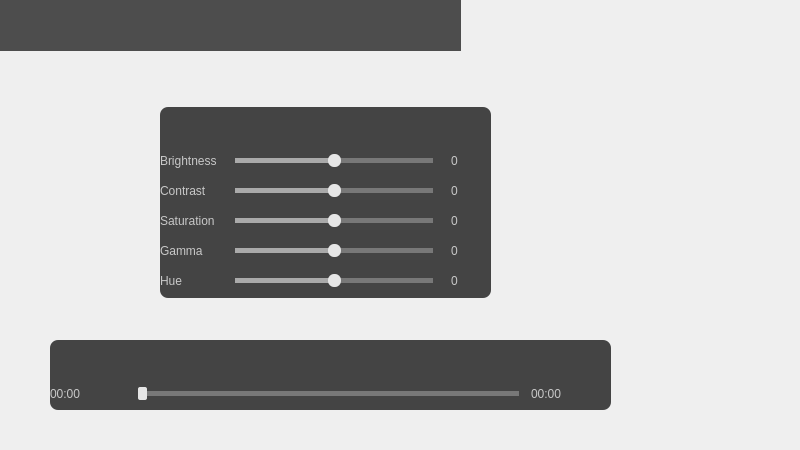
This is src/modernwindow.ui in coslyk/moonplayer as Qt 5 draws it before an edit. The edited form follows.
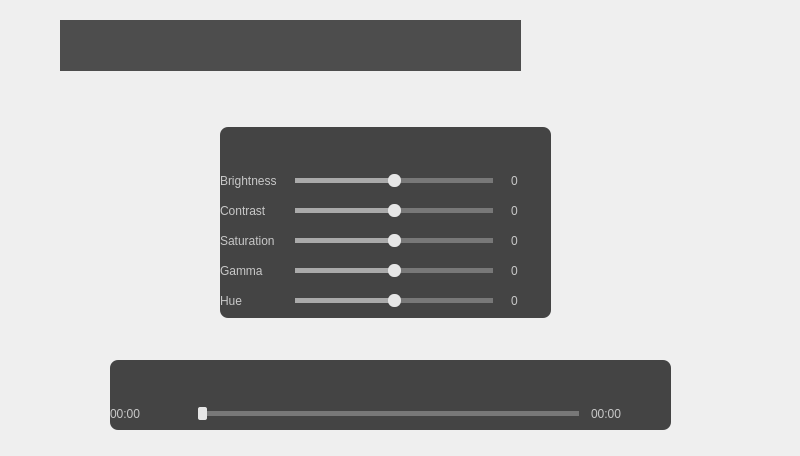
This is the edited form. Icons and pictures are not drawn.

Commit message: Use QMainWindow as top widget

What changed in the file:
```diff
--- a/src/modernwindow.ui
+++ b/src/modernwindow.ui
@@ -1,13 +1,13 @@
 <?xml version="1.0" encoding="UTF-8"?>
 <ui version="4.0">
  <class>ModernWindow</class>
- <widget class="QWidget" name="ModernWindow">
+ <widget class="QMainWindow" name="ModernWindow">
   <property name="geometry">
    <rect>
     <x>0</x>
     <y>0</y>
     <width>800</width>
-    <height>450</height>
+    <height>456</height>
    </rect>
   </property>
   <property name="focusPolicy">
@@ -16,11 +16,203 @@
   <property name="windowTitle">
    <string>MoonPlayer</string>
   </property>
+  <widget class="QWidget" name="centralwidget">
+   <widget class="QWidget" name="equalizerWidget" native="true">
+    <property name="geometry">
+     <rect>
+      <x>220</x>
+      <y>127</y>
+      <width>331</width>
+      <height>191</height>
+     </rect>
+    </property>
+    <property name="styleSheet">
+     <string notr="true">QWidget#equalizerWidget {
+    background: rgba(50, 50, 50, 230);
+    border-radius: 8px;
+}
+
+QLabel {
+    color: rgb(200, 200, 200);
+}
+
+QSlider::groove:horizontal {
+    height: 1px;
+    margin: 0px 0px;
+    left: 12px; right: 12px;
+    border: 2px solid #999999;
+}
+QSlider::handle:horizontal {
+    border: 0px solid #5c5c5c;
+    border-radius: 6px;
+    background: rgb(230, 230, 230);
+    width: 13px;
+    margin: -6px -6px -6px -6px;
+}
+QSlider::sub-page:horizontal{
+    background: rgb(170, 170, 170);
+}
+QSlider::add-page:horizontal{
+    background: rgb(120, 120, 120);
+}</string>
+    </property>
+    <layout class="QGridLayout" name="gridLayout_2">
+     <item row="2" column="2">
+      <widget class="QLabel" name="constrastLabel">
+       <property name="text">
+        <string>0</string>
+       </property>
+      </widget>
+     </item>
+     <item row="1" column="2">
+      <widget class="QLabel" name="brightnessLabel">
+       <property name="text">
+        <string>0</string>
+       </property>
+      </widget>
+     </item>
+     <item row="4" column="0">
+      <widget class="QLabel" name="label_4">
+       <property name="text">
+        <string>Gamma</string>
+       </property>
+      </widget>
+     </item>
+     <item row="5" column="1">
+      <widget class="QSlider" name="hueSlider">
+       <property name="minimum">
+        <number>-10</number>
+       </property>
+       <property name="maximum">
+        <number>10</number>
+       </property>
+       <property name="orientation">
+        <enum>Qt::Horizontal</enum>
+       </property>
+      </widget>
+     </item>
+     <item row="4" column="2">
+      <widget class="QLabel" name="gammaLabel">
+       <property name="text">
+        <string>0</string>
+       </property>
+      </widget>
+     </item>
+     <item row="3" column="2">
+      <widget class="QLabel" name="saturationLabel">
+       <property name="text">
+        <string>0</string>
+       </property>
+      </widget>
+     </item>
+     <item row="5" column="0">
+      <widget class="QLabel" name="label_5">
+       <property name="text">
+        <string>Hue</string>
+       </property>
+      </widget>
+     </item>
+     <item row="2" column="0">
+      <widget class="QLabel" name="label_2">
+       <property name="text">
+        <string>Contrast</string>
+       </property>
+      </widget>
+     </item>
+     <item row="1" column="0">
+      <widget class="QLabel" name="label">
+       <property name="text">
+        <string>Brightness</string>
+       </property>
+      </widget>
+     </item>
+     <item row="2" column="1">
+      <widget class="QSlider" name="contrastSlider">
+       <property name="minimum">
+        <number>-10</number>
+       </property>
+       <property name="maximum">
+        <number>10</number>
+       </property>
+       <property name="orientation">
+        <enum>Qt::Horizontal</enum>
+       </property>
+      </widget>
+     </item>
+     <item row="0" column="2">
+      <widget class="QPushButton" name="hideEqualizerButton">
+       <property name="toolTip">
+        <string>Close</string>
+       </property>
+       <property name="icon">
+        <iconset resource="icons.qrc">
+         <normaloff>:/modern_ui/close.png</normaloff>:/modern_ui/close.png</iconset>
+       </property>
+       <property name="flat">
+        <bool>true</bool>
+       </property>
+      </widget>
+     </item>
+     <item row="3" column="1">
+      <widget class="QSlider" name="saturationSlider">
+       <property name="minimum">
+        <number>-10</number>
+       </property>
+       <property name="maximum">
+        <number>10</number>
+       </property>
+       <property name="orientation">
+        <enum>Qt::Horizontal</enum>
+       </property>
+      </widget>
+     </item>
+     <item row="4" column="1">
+      <widget class="QSlider" name="gammaSlider">
+       <property name="minimum">
+        <number>-10</number>
+       </property>
+       <property name="maximum">
+        <number>10</number>
+       </property>
+       <property name="orientation">
+        <enum>Qt::Horizontal</enum>
+       </property>
+      </widget>
+     </item>
+     <item row="5" column="2">
+      <widget class="QLabel" name="hueLabel">
+       <property name="text">
+        <string>0</string>
+       </property>
+      </widget>
+     </item>
+     <item row="3" column="0">
+      <widget class="QLabel" name="label_3">
+       <property name="text">
+        <string>Saturation</string>
+       </property>
+      </widget>
+     </item>
+     <item row="1" column="1">
+      <widget class="QSlider" name="brightnessSlider">
+       <property name="minimum">
+        <number>-10</number>
+       </property>
+       <property name="maximum">
+        <number>10</number>
+       </property>
+       <property name="orientation">
+        <enum>Qt::Horizontal</enum>
+       </property>
+      </widget>
+     </item>
+    </layout>
+   </widget>
   <widget class="QWidget" name="controllerWidget" native="true">
    <property name="geometry">
     <rect>
-     <x>50</x>
-     <y>340</y>
+      <x>110</x>
+      <y>360</y>
      <width>561</width>
      <height>70</height>
     </rect>
@@ -224,8 +416,8 @@
   <widget class="QWidget" name="titleBar" native="true">
    <property name="geometry">
     <rect>
-     <x>0</x>
-     <y>0</y>
+      <x>60</x>
+      <y>20</y>
      <width>461</width>
      <height>51</height>
     </rect>
@@ -305,196 +497,6 @@
     </item>
    </layout>
   </widget>
-  <widget class="QWidget" name="equalizerWidget" native="true">
-   <property name="geometry">
-    <rect>
-     <x>160</x>
-     <y>107</y>
-     <width>331</width>
-     <height>191</height>
-    </rect>
-   </property>
-   <property name="styleSheet">
-    <string notr="true">QWidget#equalizerWidget {
-    background: rgba(50, 50, 50, 230);
-    border-radius: 8px;
-}
-
-QLabel {
-    color: rgb(200, 200, 200);
-}
-
-QSlider::groove:horizontal {
-    height: 1px;
-    margin: 0px 0px;
-    left: 12px; right: 12px;
-    border: 2px solid #999999;
-}
-QSlider::handle:horizontal {
-    border: 0px solid #5c5c5c;
-    border-radius: 6px;
-    background: rgb(230, 230, 230);
-    width: 13px;
-    margin: -6px -6px -6px -6px;
-}
-QSlider::sub-page:horizontal{
-    background: rgb(170, 170, 170);
-}
-QSlider::add-page:horizontal{
-    background: rgb(120, 120, 120);
-}</string>
-   </property>
-   <layout class="QGridLayout" name="gridLayout_2">
-    <item row="2" column="2">
-     <widget class="QLabel" name="constrastLabel">
-      <property name="text">
-       <string>0</string>
-      </property>
-     </widget>
-    </item>
-    <item row="1" column="2">
-     <widget class="QLabel" name="brightnessLabel">
-      <property name="text">
-       <string>0</string>
-      </property>
-     </widget>
-    </item>
-    <item row="4" column="0">
-     <widget class="QLabel" name="label_4">
-      <property name="text">
-       <string>Gamma</string>
-      </property>
-     </widget>
-    </item>
-    <item row="5" column="1">
-     <widget class="QSlider" name="hueSlider">
-      <property name="minimum">
-       <number>-10</number>
-      </property>
-      <property name="maximum">
-       <number>10</number>
-      </property>
-      <property name="orientation">
-       <enum>Qt::Horizontal</enum>
-      </property>
-     </widget>
-    </item>
-    <item row="4" column="2">
-     <widget class="QLabel" name="gammaLabel">
-      <property name="text">
-       <string>0</string>
-      </property>
-     </widget>
-    </item>
-    <item row="3" column="2">
-     <widget class="QLabel" name="saturationLabel">
-      <property name="text">
-       <string>0</string>
-      </property>
-     </widget>
-    </item>
-    <item row="5" column="0">
-     <widget class="QLabel" name="label_5">
-      <property name="text">
-       <string>Hue</string>
-      </property>
-     </widget>
-    </item>
-    <item row="2" column="0">
-     <widget class="QLabel" name="label_2">
-      <property name="text">
-       <string>Contrast</string>
-      </property>
-     </widget>
-    </item>
-    <item row="1" column="0">
-     <widget class="QLabel" name="label">
-      <property name="text">
-       <string>Brightness</string>
-      </property>
-     </widget>
-    </item>
-    <item row="2" column="1">
-     <widget class="QSlider" name="contrastSlider">
-      <property name="minimum">
-       <number>-10</number>
-      </property>
-      <property name="maximum">
-       <number>10</number>
-      </property>
-      <property name="orientation">
-       <enum>Qt::Horizontal</enum>
-      </property>
-     </widget>
-    </item>
-    <item row="0" column="2">
-     <widget class="QPushButton" name="hideEqualizerButton">
-      <property name="toolTip">
-       <string>Close</string>
-      </property>
-      <property name="icon">
-       <iconset resource="icons.qrc">
-        <normaloff>:/modern_ui/close.png</normaloff>:/modern_ui/close.png</iconset>
-      </property>
-      <property name="flat">
-       <bool>true</bool>
-      </property>
-     </widget>
-    </item>
-    <item row="3" column="1">
-     <widget class="QSlider" name="saturationSlider">
-      <property name="minimum">
-       <number>-10</number>
-      </property>
-      <property name="maximum">
-       <number>10</number>
-      </property>
-      <property name="orientation">
-       <enum>Qt::Horizontal</enum>
-      </property>
-     </widget>
-    </item>
-    <item row="4" column="1">
-     <widget class="QSlider" name="gammaSlider">
-      <property name="minimum">
-       <number>-10</number>
-      </property>
-      <property name="maximum">
-       <number>10</number>
-      </property>
-      <property name="orientation">
-       <enum>Qt::Horizontal</enum>
-      </property>
-     </widget>
-    </item>
-    <item row="5" column="2">
-     <widget class="QLabel" name="hueLabel">
-      <property name="text">
-       <string>0</string>
-      </property>
-     </widget>
-    </item>
-    <item row="3" column="0">
-     <widget class="QLabel" name="label_3">
-      <property name="text">
-       <string>Saturation</string>
-      </property>
-     </widget>
-    </item>
-    <item row="1" column="1">
-     <widget class="QSlider" name="brightnessSlider">
-      <property name="minimum">
-       <number>-10</number>
-      </property>
-      <property name="maximum">
-       <number>10</number>
-      </property>
-      <property name="orientation">
-       <enum>Qt::Horizontal</enum>
-      </property>
-     </widget>
-    </item>
-   </layout>
   </widget>
  </widget>
  <resources>
```
Left out of the diff: 113 changed lines with no effect on the pictures. Lines whose indentation alone changed are shown as unchanged. The commit also changes 4 other files.
